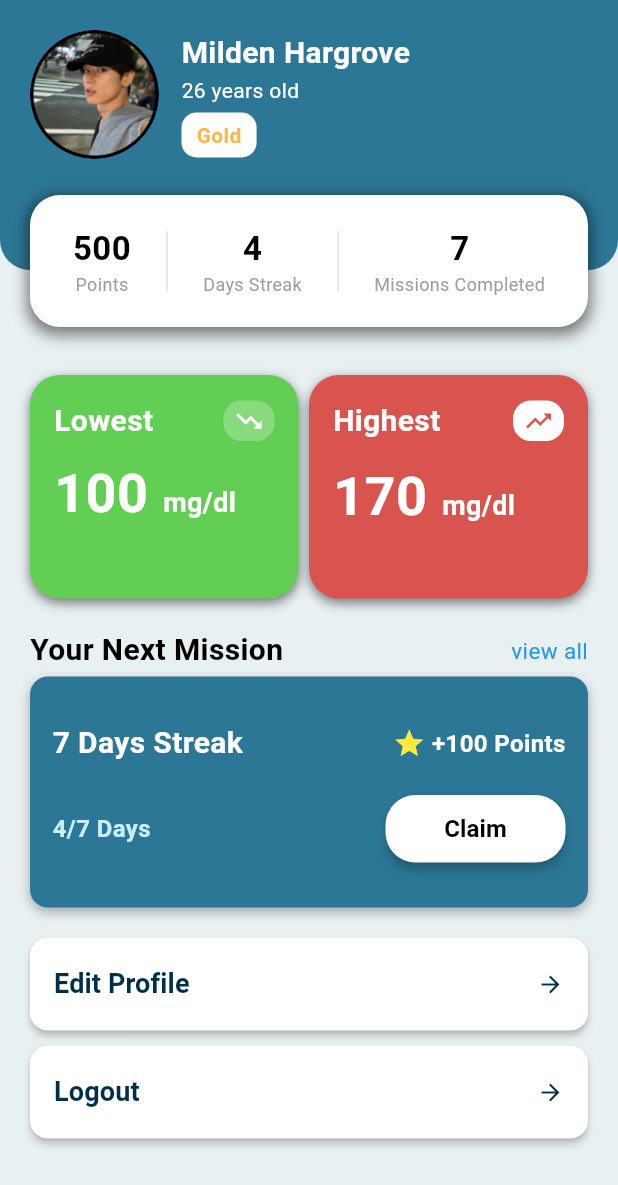
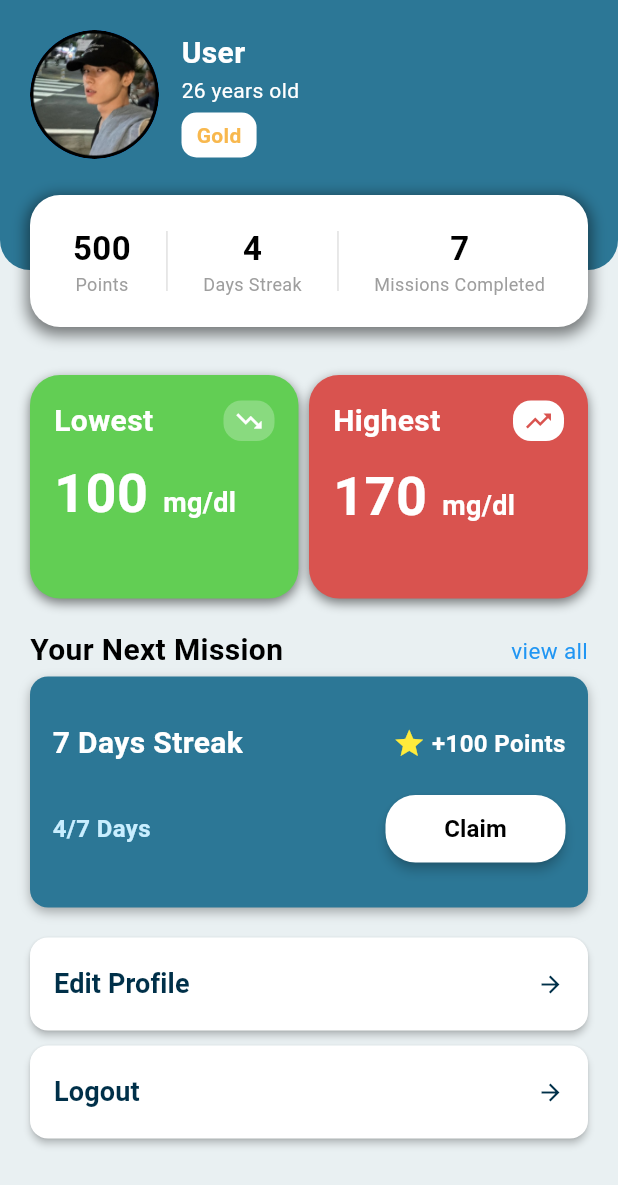
Before and after one commit to putritheresia21/gluco-track, a Flutter app: the Profile screen opened directly, on a phone screen of 412 x 824 dp. Shown: the top 1185 px of the screen. Run offline on Flutter 3.47's test engine with Material 3 defaults, Android fonts, the phone set to English and light mode, and no system bars; our stand-ins replace cloud_firestore, firebase_auth, firebase_core, flutter_dotenv, image_picker, shared_preferences and 1 more; accounts and stored records are empty; project files that could hold a hidden picture were left out.

Commit message:
perbaikan minor (status bar & usn profile)

```diff
--- /dev/null
+++ b/lib/Widget/status_bar_helper.dart
@@ -0,0 +1,34 @@
+import 'package:flutter/services.dart';
+import 'package:flutter/material.dart';
+
+class StatusBarHelper {
+  static void setLightStatusBar() {
+    SystemChrome.setSystemUIOverlayStyle(
+      const SystemUiOverlayStyle(
+        statusBarColor: Color(0xFFF5F5F5),
+        statusBarIconBrightness: Brightness.dark,
+      ),
+    );
+  }
+
+  static void setDarkStatusBar() {
+    SystemChrome.setSystemUIOverlayStyle(
+      const SystemUiOverlayStyle(
+        statusBarColor: Color(0xFF2C7796),
+        statusBarIconBrightness: Brightness.light,
+      ),
+    );
+  }
+
+  static void setCustomStatusBar({
+    required Color statusBarColor,
+    required Brightness iconBrightness,
+  }) {
+    SystemChrome.setSystemUIOverlayStyle(
+      SystemUiOverlayStyle(
+        statusBarColor: statusBarColor,
+        statusBarIconBrightness: iconBrightness,
+      ),
+    );
+  }
+}
--- a/lib/pages/SocialMedia/feeds.dart
+++ b/lib/pages/SocialMedia/feeds.dart
@@ -5,6 +5,7 @@ import 'package:glucotrack_app/services/social_services/PostServices.dart';
 import 'package:glucotrack_app/Widget/post_composser.dart';
 import 'package:glucotrack_app/services/social_services/post_media_service.dart';
 import 'package:glucotrack_app/Widget/social_header.dart'; // Import widget header
+import 'package:glucotrack_app/Widget/status_bar_helper.dart';
 
 class PublicFeedPage extends StatefulWidget {
   const PublicFeedPage({super.key});
@@ -29,6 +30,7 @@ class _PublicFeedPageState extends State<PublicFeedPage> {
   @override
   void initState() {
     super.initState();
+    StatusBarHelper.setLightStatusBar();
     _load(reset: true);
   }
 
--- a/lib/pages/glucose_chart.dart
+++ b/lib/pages/glucose_chart.dart
@@ -3,6 +3,7 @@ import 'package:shared_preferences/shared_preferences.dart';
 import 'package:glucotrack_app/models/GlucoseRecord.dart';
 import 'dart:convert';
 import 'package:intl/intl.dart';
+import 'package:glucotrack_app/Widget/status_bar_helper.dart';
 
 class GlucoseChart extends StatefulWidget {
   const GlucoseChart({super.key});
@@ -19,6 +20,7 @@ class _GlucoseChartState extends State<GlucoseChart> {
   @override
   void initState() {
     super.initState();
+    StatusBarHelper.setLightStatusBar();
     loadRecords();
   }
 
--- a/lib/pages/home_page.dart
+++ b/lib/pages/home_page.dart
@@ -5,6 +5,7 @@ import 'package:glucotrack_app/services/user_service.dart';
 import 'profile_page.dart';
 import 'package:glucotrack_app/pages/SocialMedia/feeds.dart';
 import 'package:glucotrack_app/services/auth_service.dart';
+import 'package:glucotrack_app/Widget/status_bar_helper.dart';
 
 //Semangat cukurukuuukkkk
 
@@ -21,6 +22,7 @@ class HomePageState extends State<HomePage> {
   @override
   void initState() {
     super.initState();
+    StatusBarHelper.setLightStatusBar();
     loadProfile();
   }
 
--- a/lib/pages/profile.dart
+++ b/lib/pages/profile.dart
@@ -2,11 +2,46 @@ import 'package:flutter/material.dart';
 import 'package:path/path.dart';
 import 'package:shared_preferences/shared_preferences.dart'; //nanti boleh dipindah ngikut ke button logout
 import 'package:glucotrack_app/pages/login_page.dart';
+import 'package:glucotrack_app/services/auth_service.dart';
+import 'package:glucotrack_app/Widget/status_bar_helper.dart';
 import 'profile_page.dart'; //ini juga. sementara aku taruh sini dlu buat testing
 //Semangat cukurukuuukkkk
 
-class Profile extends StatelessWidget {
+class Profile extends StatefulWidget {
   const Profile({super.key});
+
+  @override
+  State<Profile> createState() => _ProfileState();
+}
+
+class _ProfileState extends State<Profile> {
+  final AuthService authService = AuthService();
+  String username = 'Loading...';
+  bool loadingUsername = true;
+
+  @override
+  void initState() {
+    super.initState();
+    StatusBarHelper.setDarkStatusBar();
+    loadUsername();
+  }
+
+  Future<void> loadUsername() async {
+    try {
+      final data = await authService.getMyProfile();
+      if (!mounted) return;
+      setState(() {
+        username = data?['username'] ?? 'User';
+        loadingUsername = false;
+      });
+    } catch (e) {
+      if (!mounted) return;
+      setState(() {
+        username = 'User';
+        loadingUsername = false;
+      });
+    }
+  }
 
   void logout(BuildContext context) async {
     final prefs = await SharedPreferences.getInstance();
@@ -83,7 +118,7 @@ class Profile extends StatelessWidget {
                                 crossAxisAlignment: CrossAxisAlignment.start,
                                 children: [
                                   Text(
-                                    "Milden Hargrove",
+                                    loadingUsername ? '...' : username,
                                     style: TextStyle(
                                       color: Colors.white,
                                       fontSize: 20,
```
Also changed, not shown: lib/pages/glucose_measuring.dart (+11 -20 lines), pubspec.lock.
